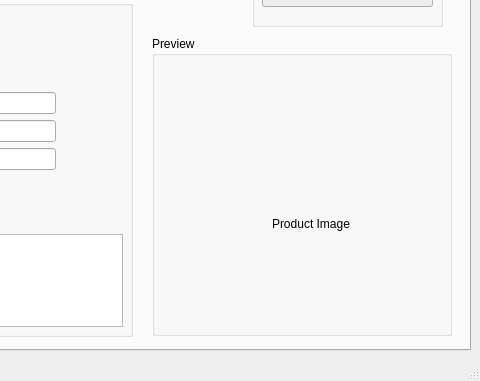
dom-gasperini/CC-Product-Management-Tool, file MainWindow.ui: the form before one commit; both pictures show x 330 to 810 and y 239 to 620 of the 810 by 620 pixel window.
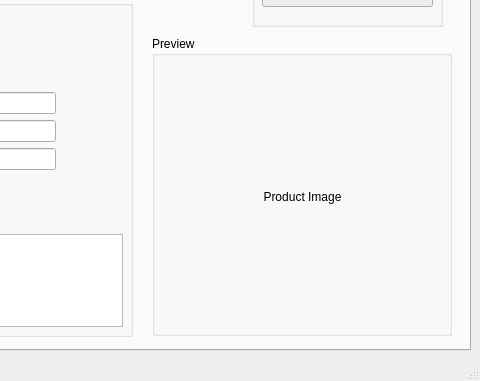
The form after the commit.

```diff
--- a/MainWindow.ui
+++ b/MainWindow.ui
@@ -470,15 +470,18 @@
       <widget class="QLabel" name="productImageLbl">
        <property name="geometry">
         <rect>
-         <x>120</x>
-         <y>180</y>
-         <width>111</width>
-         <height>16</height>
+         <x>10</x>
+         <y>30</y>
+         <width>281</width>
+         <height>261</height>
         </rect>
        </property>
        <property name="text">
         <string>Product Image</string>
        </property>
+       <property name="alignment">
+        <set>Qt::AlignCenter</set>
+       </property>
       </widget>
      </widget>
      <widget class="QGroupBox" name="groupBox_5">
```
Left out of the diff: 212 changed lines with no effect on the pictures.
